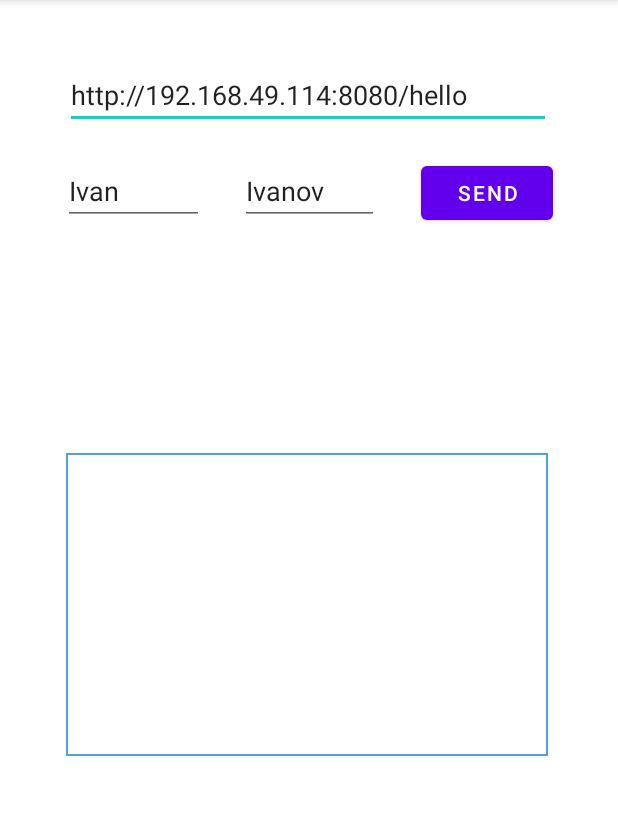
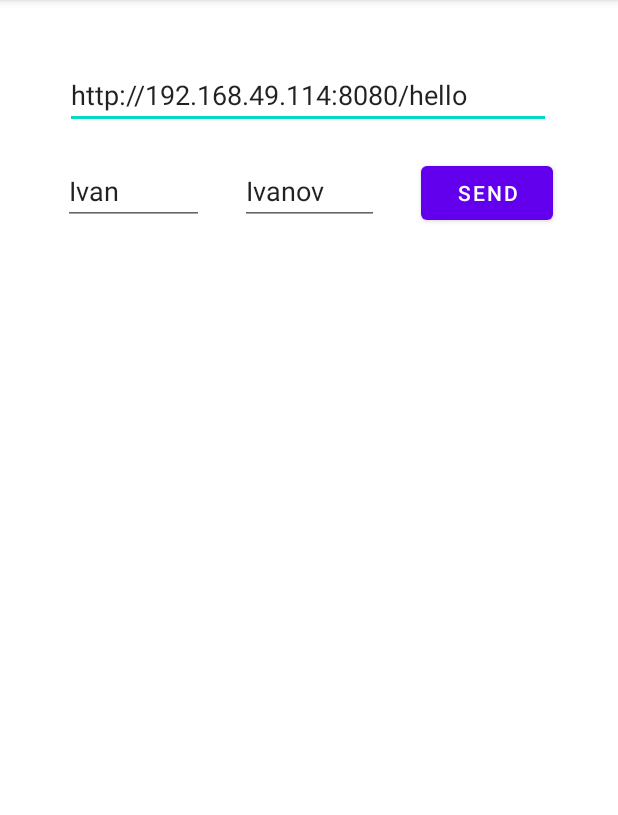
Before and after one commit to Samsung-IT-Academy-MDev/6.2_practical_work, an Android app: the screen it shows after launch (MainActivity), on a phone screen of 412 x 824 dp, the part 84-899 px from its top. Run offline under Robolectric (Android 15) with nearby library versions, the phone set to English and light mode, and no system bars.

Commit message:
color fixed

```diff
--- a/android_client/app/src/main/res/layout/activity_main.xml
+++ b/android_client/app/src/main/res/layout/activity_main.xml
@@ -70,7 +70,7 @@
         android:id="@+id/result"
         android:layout_width="321dp"
         android:layout_height="202dp"
-        android:background="@drawable/back"
+        android:textColor="@color/design_default_color_primary"
         android:text=""
         app:layout_constraintBottom_toBottomOf="parent"
         app:layout_constraintEnd_toEndOf="parent"
```
